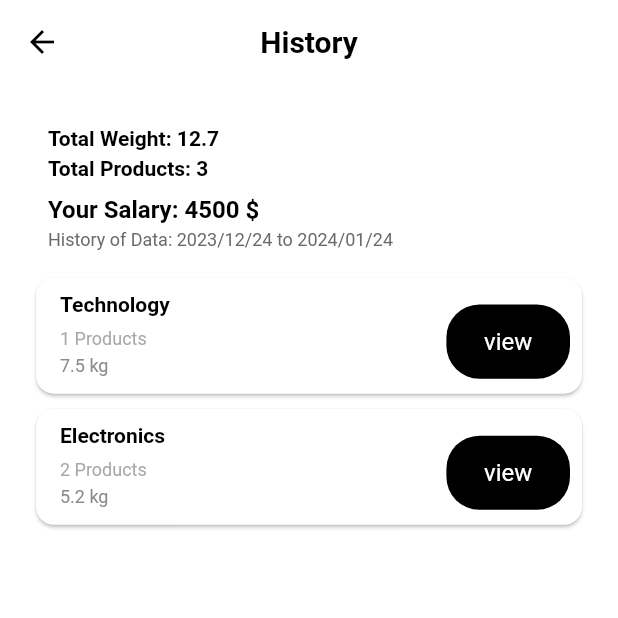
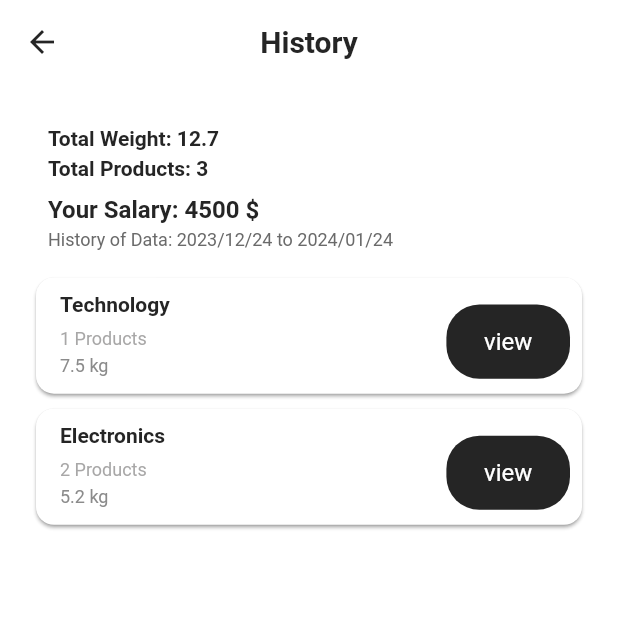
Before and after one commit to erfann31/paypal, a Flutter app: the screen it shows after launch, after a tap on the "history" icon, on a phone screen of 412 x 824 dp, the top half of it. Run offline on Flutter 3.47's test engine with Material 2 defaults, Android fonts, the phone set to English and light mode, and no system bars; network calls fail.

Commit message:
Change colors

```diff
--- a/lib/HistoryScreen.dart
+++ b/lib/HistoryScreen.dart
@@ -28,7 +28,7 @@ class HistoryScreen extends StatelessWidget {
             fontWeight: FontWeight.w700,
             fontStyle: FontStyle.normal,
             fontSize: 20,
-            color: Color(0xff000000),
+            color: Color(0xff252525),
           ),
         ),
         leading: GestureDetector(
@@ -37,7 +37,7 @@ class HistoryScreen extends StatelessWidget {
           },
           child: const Icon(
             Icons.arrow_back,
-            color: Color(0xff000000),
+            color: Color(0xff252525),
             size: 24,
           ),
         ),
@@ -83,7 +83,7 @@ class HistoryScreen extends StatelessWidget {
                                   fontWeight: FontWeight.w700,
                                   fontStyle: FontStyle.normal,
                                   fontSize: 14,
-                                  color: Color(0xff000000),
+                                  color: Color(0xff252525),
                                 ),
                               ),
                             ),
@@ -99,7 +99,7 @@ class HistoryScreen extends StatelessWidget {
                                     fontWeight: FontWeight.w700,
                                     fontStyle: FontStyle.normal,
                                     fontSize: 14,
-                                    color: Color(0xff000000),
+                                    color: Color(0xff252525),
                                   ),
                                 ),
                               ),
@@ -116,7 +116,7 @@ class HistoryScreen extends StatelessWidget {
                                     fontWeight: FontWeight.w700,
                                     fontStyle: FontStyle.normal,
                                     fontSize: 16,
-                                    color: Color(0xff000000),
+                                    color: Color(0xff252525),
                                   ),
                                 ),
                               ),
--- a/lib/HomeScreen.dart
+++ b/lib/HomeScreen.dart
@@ -7,7 +7,6 @@ import 'package:pickpal/SettingScreen.dart';
 
 import 'OrderInformationWidget.dart';
 import 'consts.dart';
-import 'models.dart';
 
 class HomeScreen extends StatelessWidget {
   @override
@@ -28,7 +27,7 @@ class HomeScreen extends StatelessWidget {
             fontWeight: FontWeight.w700,
             fontStyle: FontStyle.normal,
             fontSize: 20,
-            color: Color(0xff000000),
+            color: Color(0xff252525),
           ),
         ),
         leading: GestureDetector(
@@ -58,7 +57,7 @@ class HomeScreen extends StatelessWidget {
                   ),
                 );
               },
-              child: const Icon(Icons.history, color: Color(0xff212435), size: 24),
+              child: const Icon(Icons.history, color: Color(0xff252525), size: 24),
             ),
           ),
           Padding(
@@ -72,7 +71,7 @@ class HomeScreen extends StatelessWidget {
                   ),
                 );
               },
-              child: const Icon(Icons.settings, color: Color(0xff212435), size: 24),
+              child: const Icon(Icons.settings, color: Color(0xff252525), size: 24),
             ),
           ),
         ],
--- a/lib/NotificationWidget.dart
+++ b/lib/NotificationWidget.dart
@@ -44,7 +44,7 @@ class NotificationWidget extends StatelessWidget {
                         fontWeight: FontWeight.w700,
                         fontStyle: FontStyle.normal,
                         fontSize: 14,
-                        color: Color(0xff000000),
+                        color: Color(0xff252525),
                       ),
                     ),
                     Padding(
@@ -70,7 +70,7 @@ class NotificationWidget extends StatelessWidget {
               margin: const EdgeInsets.all(0),
               padding: const EdgeInsets.all(10),
               decoration: const BoxDecoration(
-                color: Color(0xffff5630),
+                color: Color(0xff252525),
                 shape: BoxShape.circle,
               ),
               child: Icon(
--- a/lib/OrderInformationWidget.dart
+++ b/lib/OrderInformationWidget.dart
@@ -13,7 +13,7 @@ class OrderInformationWidget extends StatelessWidget {
     return Card(
       margin: const EdgeInsets.only(bottom: 10),
       color: const Color(0xffffffff),
-      shadowColor: const Color(0xff000000),
+      shadowColor: const Color(0xff252525),
       elevation: 1,
       shape: RoundedRectangleBorder(
         borderRadius: BorderRadius.circular(12.0),
@@ -42,7 +42,7 @@ class OrderInformationWidget extends StatelessWidget {
                         fontWeight: FontWeight.w700,
                         fontStyle: FontStyle.normal,
                         fontSize: 14,
-                        color: Color(0xff000000),
+                        color: Color(0xff252525),
                       ),
                     ),
                     Padding(
@@ -98,7 +98,7 @@ class OrderInformationWidget extends StatelessWidget {
                     width: MediaQuery.of(context).size.width * 0.20,
                     height: MediaQuery.of(context).size.height * 0.06,
                     decoration: BoxDecoration(
-                      color: const Color(0xff000000),
+                      color: const Color(0xff252525),
                       shape: BoxShape.rectangle,
                       borderRadius: BorderRadius.circular(22.0),
                     ),
```
Also changed, not shown: lib/LoginScreen.dart (+4 -4 lines), lib/OrderProductWidget.dart (+8 -8 lines).
